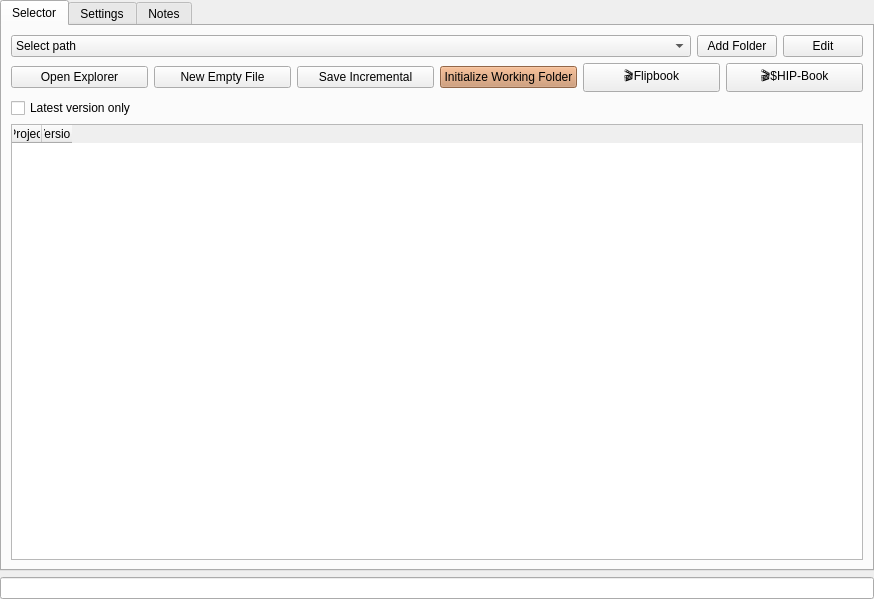
Old version of the form scripts/python/LVProjectManager/LVProjectManager2.ui in the repository lukevanlukevan/LV-Tools.
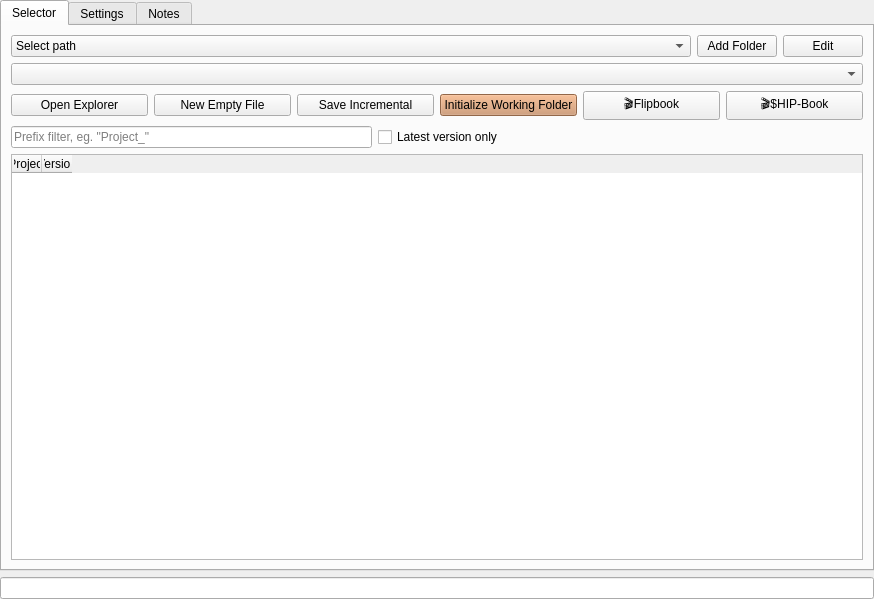
New version of the form.

Patch:
```diff
--- a/scripts/python/LVProjectManager/LVProjectManager2.ui
+++ b/scripts/python/LVProjectManager/LVProjectManager2.ui
@@ -63,6 +63,9 @@
          </item>
         </layout>
        </item>
+       <item>
+        <widget class="QComboBox" name="subDir"/>
+       </item>
        <item>
         <layout class="QHBoxLayout" name="horizontalLayout">
          <property name="topMargin">
@@ -127,6 +130,13 @@
        </item>
        <item>
         <layout class="QHBoxLayout" name="horizontalLayout_2">
+         <item>
+          <widget class="QLineEdit" name="filterString">
+           <property name="placeholderText">
+            <string>Prefix filter, eg. &quot;Project_&quot;</string>
+           </property>
+          </widget>
+         </item>
          <item>
           <widget class="QCheckBox" name="latestToggle">
            <property name="text">
@@ -134,6 +144,19 @@
            </property>
           </widget>
          </item>
+         <item>
+          <spacer name="horizontalSpacer">
+           <property name="orientation">
+            <enum>Qt::Horizontal</enum>
+           </property>
+           <property name="sizeHint" stdset="0">
+            <size>
+             <width>40</width>
+             <height>20</height>
+            </size>
+           </property>
+          </spacer>
+         </item>
         </layout>
        </item>
        <item>
```
